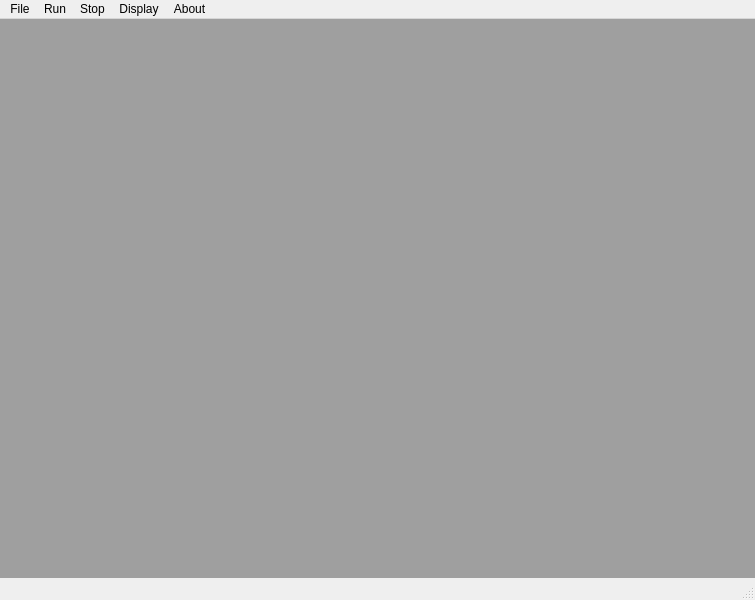
Dufeu/MR52_R-n-Game, file ui/mrMainWindow.ui: the form before one commit.
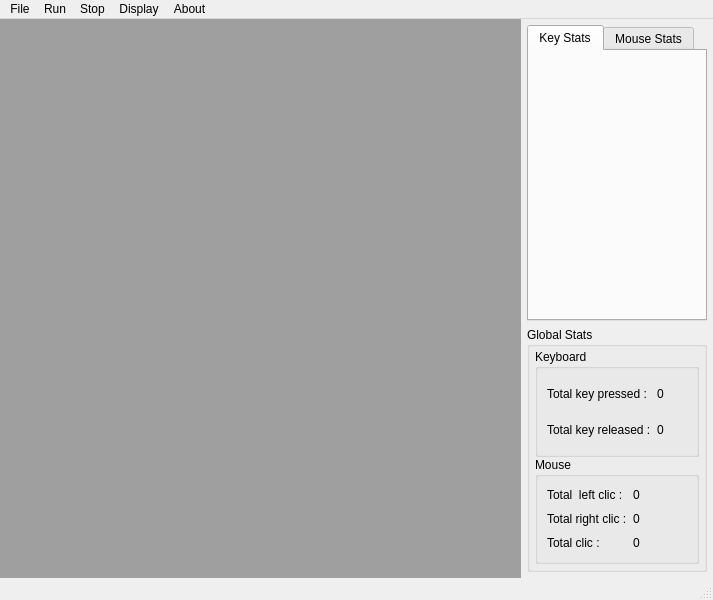
The form after the commit. Icons and pictures are not drawn.

Commit message:
Commit avec les stats qui sont bien commencés ! ^^
mais il reste pas mal de truc à faire

Diff of the .ui file:
```diff
--- a/ui/mrMainWindow.ui
+++ b/ui/mrMainWindow.ui
@@ -7,7 +7,7 @@
    <rect>
     <x>0</x>
     <y>0</y>
-    <width>755</width>
+    <width>713</width>
     <height>600</height>
    </rect>
   </property>
@@ -28,12 +28,176 @@
     </property>
     <item row="0" column="0">
      <layout class="QGridLayout" name="gridLayout_2">
-      <property name="spacing">
+      <property name="margin">
        <number>0</number>
       </property>
+      <property name="spacing">
+       <number>6</number>
+      </property>
       <item row="0" column="0">
        <widget class="QMdiArea" name="mdiArea"/>
       </item>
+      <item row="0" column="1" colspan="2">
+       <layout class="QVBoxLayout" name="verticalLayout">
+        <property name="leftMargin">
+         <number>0</number>
+        </property>
+        <property name="topMargin">
+         <number>6</number>
+        </property>
+        <property name="rightMargin">
+         <number>6</number>
+        </property>
+        <property name="bottomMargin">
+         <number>6</number>
+        </property>
+        <item>
+         <widget class="QTabWidget" name="tabWidget">
+          <property name="minimumSize">
+           <size>
+            <width>180</width>
+            <height>0</height>
+           </size>
+          </property>
+          <property name="currentIndex">
+           <number>0</number>
+          </property>
+          <widget class="QWidget" name="KeyTab">
+           <attribute name="title">
+            <string>Key Stats</string>
+           </attribute>
+          </widget>
+          <widget class="QWidget" name="MouseTab">
+           <attribute name="title">
+            <string>Mouse Stats</string>
+           </attribute>
+          </widget>
+         </widget>
+        </item>
+        <item>
+         <widget class="QGroupBox" name="groupGlobalStats">
+          <property name="minimumSize">
+           <size>
+            <width>0</width>
+            <height>245</height>
+           </size>
+          </property>
+          <property name="title">
+           <string>Global Stats</string>
+          </property>
+          <layout class="QGridLayout" name="gridLayout_3">
+           <property name="leftMargin">
+            <number>5</number>
+           </property>
+           <property name="topMargin">
+            <number>2</number>
+           </property>
+           <property name="rightMargin">
+            <number>5</number>
+           </property>
+           <property name="bottomMargin">
+            <number>5</number>
+           </property>
+           <property name="horizontalSpacing">
+            <number>2</number>
+           </property>
+           <item row="0" column="0">
+            <layout class="QVBoxLayout" name="verticalLayout_2">
+             <item>
+              <widget class="QGroupBox" name="groupKeyStats">
+               <property name="title">
+                <string>Keyboard</string>
+               </property>
+               <layout class="QGridLayout" name="gridLayout_4">
+                <item row="0" column="0">
+                 <widget class="QLabel" name="TotKeyPressLabel">
+                  <property name="text">
+                   <string>Total key pressed :</string>
+                  </property>
+                 </widget>
+                </item>
+                <item row="1" column="0">
+                 <widget class="QLabel" name="TotKeyReleasedLabel">
+                  <property name="text">
+                   <string>Total key released :</string>
+                  </property>
+                 </widget>
+                </item>
+                <item row="0" column="1">
+                 <widget class="QLabel" name="TotKeyPressValue">
+                  <property name="text">
+                   <string>0</string>
+                  </property>
+                 </widget>
+                </item>
+                <item row="1" column="1">
+                 <widget class="QLabel" name="TotKeyReleasedValue">
+                  <property name="text">
+                   <string>0</string>
+                  </property>
+                 </widget>
+                </item>
+               </layout>
+              </widget>
+             </item>
+             <item>
+              <widget class="QGroupBox" name="groupMouseStats">
+               <property name="title">
+                <string>Mouse</string>
+               </property>
+               <layout class="QGridLayout" name="gridLayout_5">
+                <item row="1" column="0">
+                 <widget class="QLabel" name="TotMouseRightLabel">
+                  <property name="text">
+                   <string>Total right clic :</string>
+                  </property>
+                 </widget>
+                </item>
+                <item row="1" column="1">
+                 <widget class="QLabel" name="TotMouseRightValue">
+                  <property name="text">
+                   <string>0</string>
+                  </property>
+                 </widget>
+                </item>
+                <item row="0" column="0">
+                 <widget class="QLabel" name="TotMouseLeftLabel">
+                  <property name="text">
+                   <string>Total  left clic :</string>
+                  </property>
+                 </widget>
+                </item>
+                <item row="0" column="1">
+                 <widget class="QLabel" name="TotMouseLeftValue">
+                  <property name="text">
+                   <string>0</string>
+                  </property>
+                 </widget>
+                </item>
+                <item row="2" column="0">
+                 <widget class="QLabel" name="TotMouseLabel">
+                  <property name="text">
+                   <string>Total clic :</string>
+                  </property>
+                 </widget>
+                </item>
+                <item row="2" column="1">
+                 <widget class="QLabel" name="TotMouseValue">
+                  <property name="text">
+                   <string>0</string>
+                  </property>
+                 </widget>
+                </item>
+               </layout>
+              </widget>
+             </item>
+            </layout>
+           </item>
+          </layout>
+         </widget>
+        </item>
+       </layout>
+      </item>
      </layout>
     </item>
    </layout>
@@ -43,7 +207,7 @@
     <rect>
      <x>0</x>
      <y>0</y>
-     <width>755</width>
+     <width>713</width>
      <height>21</height>
     </rect>
    </property>
```
Left out of the diff: 13 changed lines with no effect on the pictures. The commit also changes 3 other files.
